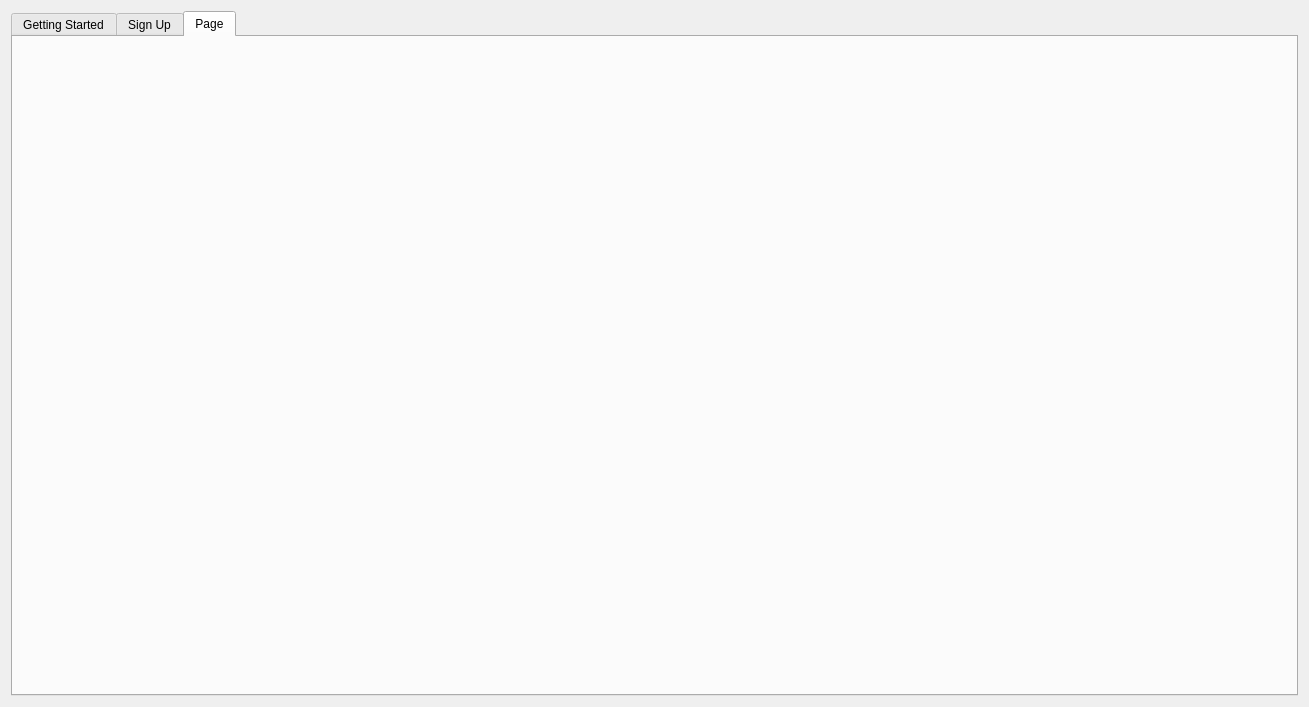
This is src/web-app/interestdata.ui in Aesylwinn/software-engineering as Qt 5 draws it before an edit. The edited form follows.
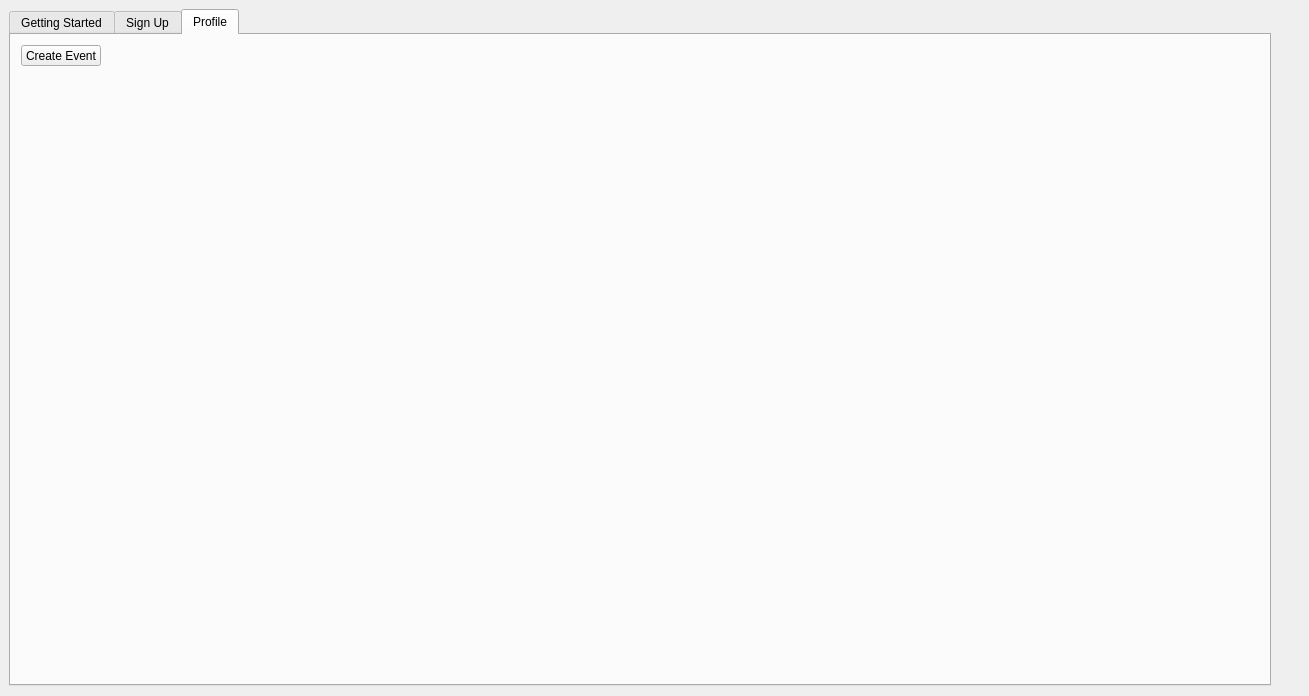
This is the edited form. The open tabs and pages were chosen to show the change. Icons and pictures are not drawn.

Commit message: Added event pop up window

The edit to the form file:
```diff
--- a/src/web-app/interestdata.ui
+++ b/src/web-app/interestdata.ui
@@ -13,12 +13,18 @@
   <property name="windowTitle">
    <string>interestData</string>
   </property>
-  <layout class="QVBoxLayout" name="verticalLayout">
-   <item>
     <widget class="QTabWidget" name="tabWidget">
      <property name="enabled">
       <bool>true</bool>
      </property>
+   <property name="geometry">
+    <rect>
+     <x>9</x>
+     <y>9</y>
+     <width>1262</width>
+     <height>677</height>
+    </rect>
+   </property>
      <property name="currentIndex">
       <number>1</number>
      </property>
@@ -749,12 +755,23 @@
      </widget>
      <widget class="QWidget" name="tab_4">
       <attribute name="title">
-       <string>Page</string>
-      </attribute>
-     </widget>
-    </widget>
-   </item>
-  </layout>
+     <string>Profile</string>
+    </attribute>
+    <widget class="QPushButton" name="createEvent">
+     <property name="geometry">
+      <rect>
+       <x>10</x>
+       <y>10</y>
+       <width>80</width>
+       <height>21</height>
+      </rect>
+     </property>
+     <property name="text">
+      <string>Create Event</string>
+     </property>
+    </widget>
+   </widget>
+  </widget>
  </widget>
  <layoutdefault spacing="6" margin="11"/>
  <resources>
```
Left out of the diff: 4 changed lines with no effect on the pictures. Lines whose indentation alone changed are shown as unchanged. The commit also changes 7 other files.
